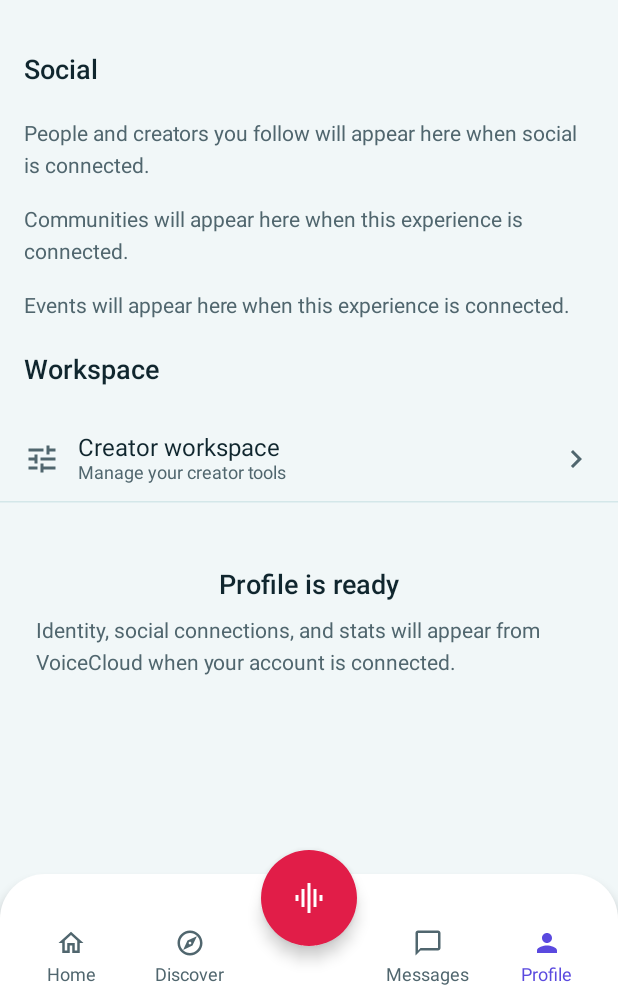
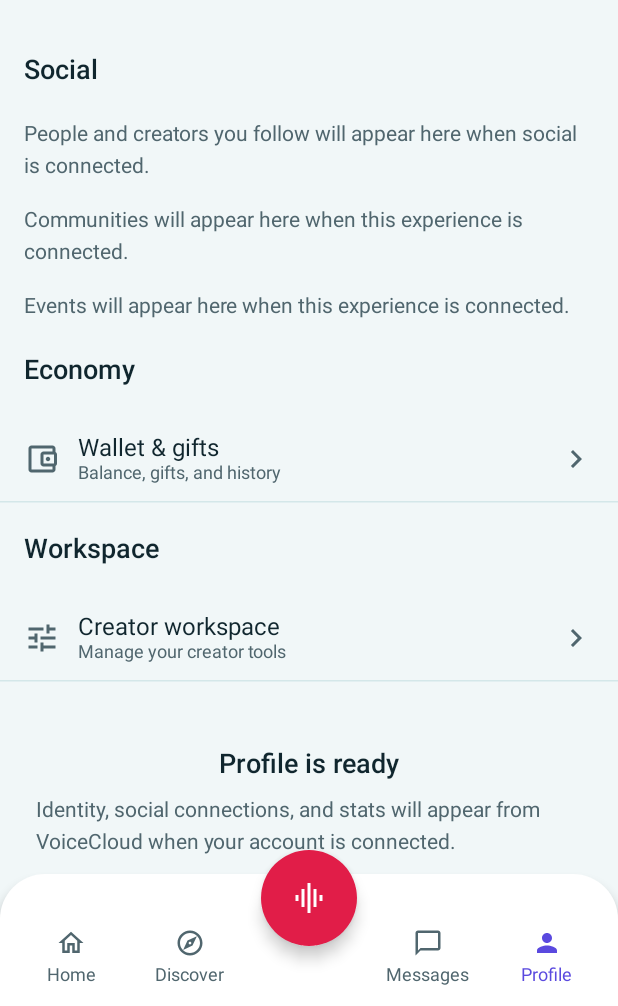
Before and after one commit to akc-26/VoiceCloud-Android, an Android app built with Jetpack Compose: the composable ConsumerShell shown on its own in the app's theme, item 4 of the bottom bar chosen, on a phone screen of 412 x 824 dp, the part 230-1236 px from its top. Run offline under Robolectric (Android 15) with nearby library versions, the phone set to English and light mode, and no system bars.

Commit message:
feat(ui): implement economy experience
Co-authored-by: Ashok Kumar <akc-26@users.noreply.github.com>

```diff
--- a/app/src/main/java/app/voicecloud/android/navigation/VoiceCloudNavHost.kt
+++ b/app/src/main/java/app/voicecloud/android/navigation/VoiceCloudNavHost.kt
@@ -39,6 +39,7 @@ object ConsumerDestinations {
     const val Messages = "user/messages"
     const val MessageThread = "user/messages/thread"
     const val Profile = "user/profile"
+    const val Wallet = "user/wallet"
 }
 
 @Composable
--- /dev/null
+++ b/app/src/main/java/app/voicecloud/android/ui/economy/ConsumerEconomyUiState.kt
@@ -0,0 +1,26 @@
+package app.voicecloud.android.ui.economy
+
+import androidx.compose.runtime.Immutable
+import app.voicecloud.core.designsystem.component.VCGiftUiModel
+
+@Immutable
+data class EconomyTransactionUiModel(
+    val id: String,
+    val title: String,
+    val amountLabel: String,
+    val metaLabel: String? = null,
+)
+
+/** Presentation-only economy state. Values populate when wallet and gifts are connected. */
+@Immutable
+data class ConsumerEconomyUiState(
+    val isLoading: Boolean = false,
+    val errorMessage: String? = null,
+    val balanceLabel: String? = null,
+    val balanceCaption: String = "Balance",
+    val statusMessage: String? = null,
+    val progressLabel: String? = null,
+    val progressValueLabel: String? = null,
+    val gifts: List<VCGiftUiModel> = emptyList(),
+    val transactions: List<EconomyTransactionUiModel> = emptyList(),
+)
--- a/app/src/main/java/app/voicecloud/android/ui/profile/ProfileScreen.kt
+++ b/app/src/main/java/app/voicecloud/android/ui/profile/ProfileScreen.kt
@@ -36,6 +36,7 @@ fun ProfileScreen(
     state: ConsumerProfileUiState,
     onOpenCreatorWorkspace: () -> Unit,
     modifier: Modifier = Modifier,
+    onOpenWallet: (() -> Unit)? = null,
     onNotificationsClick: (() -> Unit)? = null,
     onPersonClick: (app.voicecloud.core.designsystem.component.VCPersonUiModel) -> Unit = {},
     onCommunityClick: (app.voicecloud.core.designsystem.component.VCCommunityUiModel) -> Unit = {},
@@ -65,6 +66,7 @@ fun ProfileScreen(
                     state = state,
                     onOpenCreatorWorkspace = onOpenCreatorWorkspace,
                     onNotificationsClick = onNotificationsClick,
+                    onOpenWallet = onOpenWallet,
                     onPersonClick = onPersonClick,
                     onCommunityClick = onCommunityClick,
                     onEventClick = onEventClick,
@@ -79,6 +81,7 @@ private fun ProfileContent(
     state: ConsumerProfileUiState,
     onOpenCreatorWorkspace: () -> Unit,
     onNotificationsClick: (() -> Unit)?,
+    onOpenWallet: (() -> Unit)?,
     onPersonClick: (app.voicecloud.core.designsystem.component.VCPersonUiModel) -> Unit,
     onCommunityClick: (app.voicecloud.core.designsystem.component.VCCommunityUiModel) -> Unit,
     onEventClick: (app.voicecloud.core.designsystem.component.VCEventUiModel) -> Unit,
@@ -160,6 +163,17 @@ private fun ProfileContent(
                 )
             }
         }
+        if (onOpenWallet != null) {
+            item { VCSectionHeader(title = "Economy") }
+            item {
+                VCSettingsRow(
+                    title = "Wallet & gifts",
+                    subtitle = "Balance, gifts, and history",
+                    icon = VoiceCloudIcons.Wallet,
+                    onClick = onOpenWallet,
+                )
+            }
+        }
         item { VCSectionHeader(title = "Workspace") }
         item {
             VCSettingsRow(
--- a/app/src/main/java/app/voicecloud/android/ui/shell/ConsumerShell.kt
+++ b/app/src/main/java/app/voicecloud/android/ui/shell/ConsumerShell.kt
@@ -23,6 +23,8 @@ import app.voicecloud.android.ui.consumer.ConsumerSearchUiState
 import app.voicecloud.android.ui.consumer.ExploreScreen
 import app.voicecloud.android.ui.consumer.HomeScreen
 import app.voicecloud.android.ui.consumer.SearchScreen
+import app.voicecloud.android.ui.economy.ConsumerEconomyUiState
+import app.voicecloud.android.ui.economy.EconomyScreen
 import app.voicecloud.android.ui.messaging.ConsumerConversationUiState
 import app.voicecloud.android.ui.messaging.ConsumerMessagesUiState
 import app.voicecloud.android.ui.messaging.ConversationScreen
@@ -33,6 +35,7 @@ import app.voicecloud.android.ui.profile.ProfileScreen
 import app.voicecloud.android.ui.room.RoomPreviewScreen
 import app.voicecloud.android.ui.room.RoomPreviewUiState
 import app.voicecloud.core.designsystem.component.VCRoomUiModel
+import app.voicecloud.core.designsystem.component.VCGiftUiModel
 import app.voicecloud.core.designsystem.component.VCCommandBar
 import app.voicecloud.core.designsystem.component.VCNavDestination
 import app.voicecloud.core.designsystem.component.VCScaffold
@@ -58,6 +61,8 @@ fun ConsumerShell(
     var messagesState by remember { mutableStateOf(ConsumerMessagesUiState()) }
     var messagesQuery by remember { mutableStateOf("") }
     var conversationState by remember { mutableStateOf<ConsumerConversationUiState?>(null) }
+    var economyState by remember { mutableStateOf(ConsumerEconomyUiState()) }
+    var selectedGift by remember { mutableStateOf<VCGiftUiModel?>(null) }
     val sides = remember {
         listOf(
             VCNavDestination(ConsumerDestinations.Home, "Home", VoiceCloudIcons.Home, VoiceCloudIcons.HomeSelected),
@@ -83,8 +88,12 @@ fun ConsumerShell(
         )
         navController.navigate(ConsumerDestinations.MessageThread) { launchSingleTop = true }
     }
+    val openWallet = {
+        navController.navigate(ConsumerDestinations.Wallet) { launchSingleTop = true }
+    }
     val showBottomBar = route != ConsumerDestinations.RoomPreview &&
-        route != ConsumerDestinations.MessageThread
+        route != ConsumerDestinations.MessageThread &&
+        route != ConsumerDestinations.Wallet
 
     VCScaffold(
         modifier = modifier,
@@ -172,6 +181,16 @@ fun ConsumerShell(
                 ProfileScreen(
                     state = profileState,
                     onOpenCreatorWorkspace = onOpenCreatorWorkspace,
+                    onOpenWallet = openWallet,
+                )
+            }
+            composable(ConsumerDestinations.Wallet) {
+                EconomyScreen(
+                    state = economyState,
+                    onBack = { navController.popBackStack() },
+                    selectedGift = selectedGift,
+                    onGiftSelect = { gift -> selectedGift = gift },
+                    onGiftSheetDismiss = { selectedGift = null },
                 )
             }
         }
```
Also changed, not shown: app/src/main/java/app/voicecloud/android/ui/economy/EconomyScreen.kt (added, +250 -0 lines).
